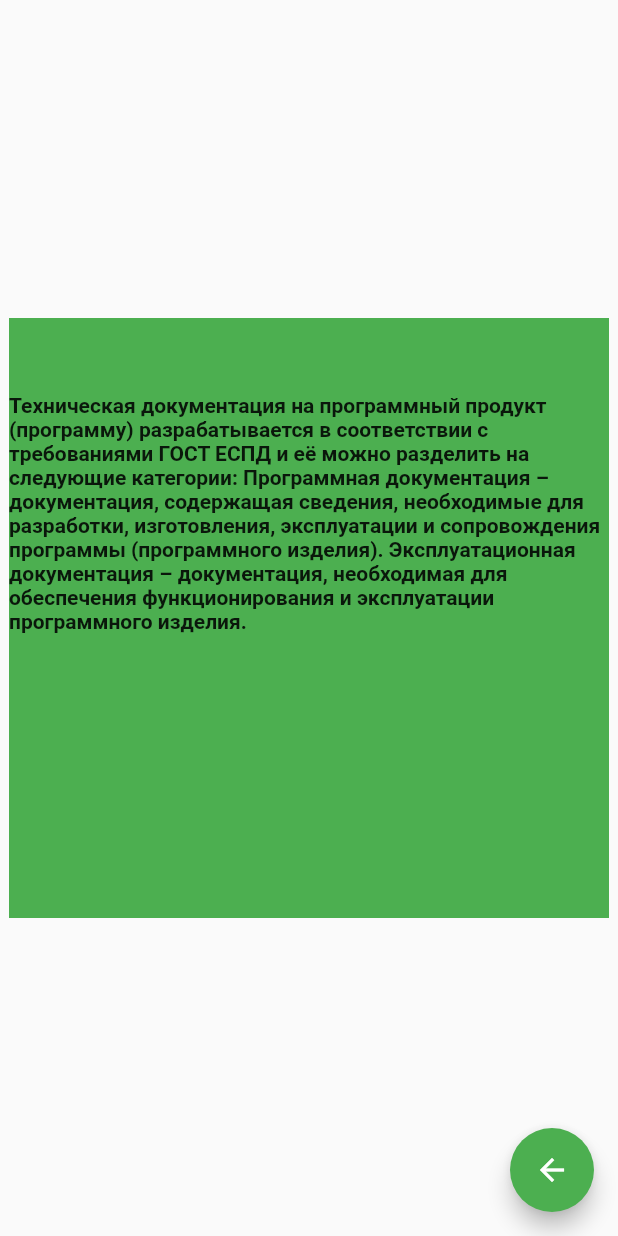
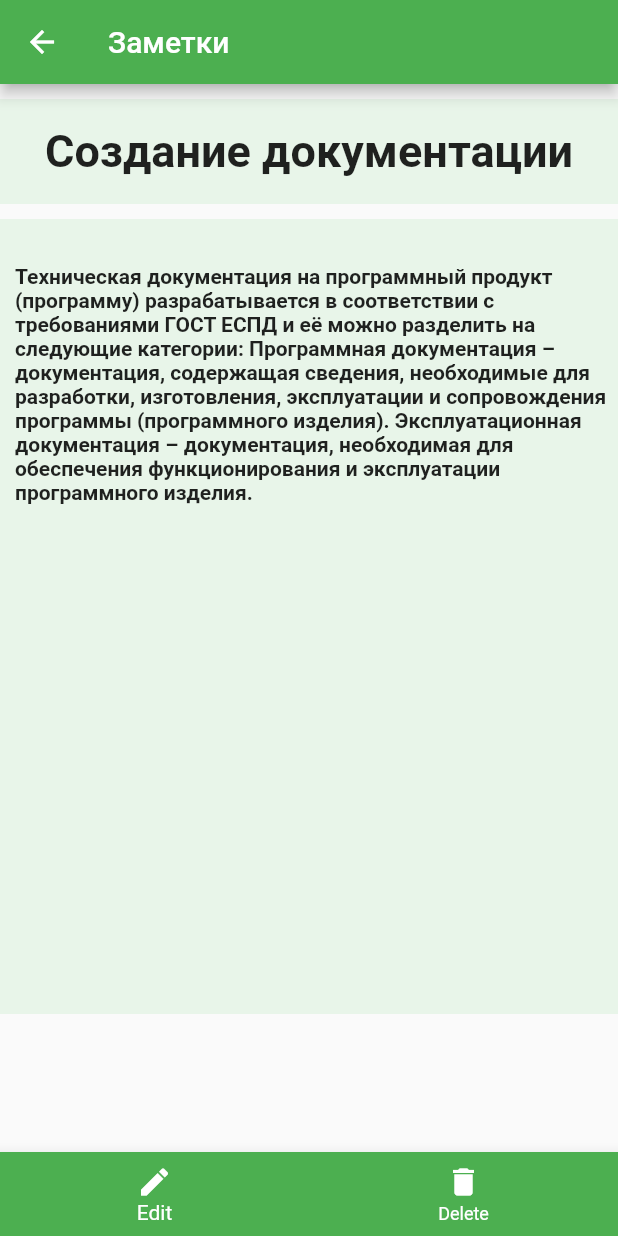
Before and after one commit to mentoster/digital_breakthrough, a Flutter app: the SearchList screen opened directly, after a tap on "Создание документации", on a phone screen of 412 x 824 dp. Run offline on Flutter 3.47's test engine with Material 2 defaults, Android fonts, the phone set to English and light mode, and no system bars; our stand-ins replace curved_navigation_bar; missing offline and left inert: tree_view; network calls fail.

Commit message:
Stable 3.0

```diff
--- a/lib/chat/models/message_model.dart
+++ b/lib/chat/models/message_model.dart
@@ -26,7 +26,7 @@ final User james =
     User(id: 2, name: 'Максим', imageUrl: 'assets/images/james.jpg');
 final User john = User(id: 3, name: 'Влад', imageUrl: 'assets/images/john.jpg');
 final User olivia =
-    User(id: 4, name: 'Дима', imageUrl: 'assets/images/olivia.jpg');
+    User(id: 4, name: 'Лиза', imageUrl: 'assets/images/olivia.jpg');
 final User sam = User(id: 5, name: 'Света', imageUrl: 'assets/images/sam.jpg');
 final User sophia =
     User(id: 6, name: 'Вика', imageUrl: 'assets/images/sophia.jpg');
--- a/lib/chat/screens/chat_screen.dart
+++ b/lib/chat/screens/chat_screen.dart
@@ -138,6 +138,7 @@ class _ChatScreenState extends State<ChatScreen> {
 
   @override
   Widget build(BuildContext context) {
+    //Виджет чата с пользователем
     return Scaffold(
       backgroundColor: Theme.of(context).primaryColor,
       appBar: AppBar(
--- a/lib/chat/screens/home_screen.dart
+++ b/lib/chat/screens/home_screen.dart
@@ -11,7 +11,9 @@ class HomeScreen extends StatefulWidget {
 class _HomeScreenState extends State<HomeScreen> {
   @override
   Widget build(BuildContext context) {
+    //Виджет списка чатов
     return Scaffold(
+      backgroundColor: Colors.green,
       appBar: AppBar(
         leading: IconButton(
           icon: Icon(Icons.menu),
--- a/lib/chat/widgets/recent_chat.dart
+++ b/lib/chat/widgets/recent_chat.dart
@@ -33,7 +33,7 @@ class RecentChats extends StatelessWidget {
                   ),
                 ),
                 child: Container(
-                  margin: EdgeInsets.only(top: 5.0, bottom: 5.0, right: 20.0),
+                  margin: EdgeInsets.only(top: 5.0, bottom: 5.0, right: 5.0),
                   padding:
                       EdgeInsets.symmetric(horizontal: 20.0, vertical: 10.0),
                   decoration: BoxDecoration(
@@ -66,7 +66,7 @@ class RecentChats extends StatelessWidget {
                               ),
                               SizedBox(height: 5.0),
                               Container(
-                                width: 300,
+                                width: 200,
                                 child: Text(
                                   chat.text,
                                   style: TextStyle(
--- a/lib/history.dart
+++ b/lib/history.dart
@@ -4,7 +4,7 @@ class SearchList extends StatefulWidget {
   _SearchListState createState() => new _SearchListState();
 }
 
-//Основной класс поисковой строки со списком
+//Main class of search string
 class _SearchListState extends State<SearchList> {
   Widget appBarTitle = new Text(
     "Search",
@@ -14,12 +14,12 @@ class _SearchListState extends State<SearchList> {
     Icons.search,
     color: Colors.white,
   );
-  //Списки с информацией заметок
+  //Notes information list
   final key = new GlobalKey<ScaffoldState>();
   final TextEditingController _searchQuery = new TextEditingController();
   final List<String> name = [
     "Создание документации",
-    "Обучние",
+    "Обучение",
     "Про курсы",
     "О координации",
     "Про данные"
@@ -74,12 +74,11 @@ class _SearchListState extends State<SearchList> {
 
   @override
   void initState() {
-    //функция определения нажатия поиска
     super.initState();
     _isSearching = false;
   }
 
-//Основной виджет. Содержит основной интерфейс блока "Совещаний"
+// Main Widget. Conntains "meetings" interface
   @override
   Widget build(BuildContext context) {
     return new Scaffold(
@@ -103,7 +102,7 @@ class _SearchListState extends State<SearchList> {
     );
   }
 
-  //Функция поиска
+  // Search
   int _buildSearchList() {
     if (_searchText.isEmpty)
       return name.length;
@@ -113,7 +112,6 @@ class _SearchListState extends State<SearchList> {
     return 0;
   }
 
-  //Построение поисковой строки, ее дизайн
   Widget buildBar(BuildContext context) {
     return new AppBar(
         centerTitle: true,
@@ -149,32 +147,73 @@ class _SearchListState extends State<SearchList> {
         ]);
   }
 
-  //Виджет создания заметок внутри совещаний
   Widget blu(BuildContext context, int index) {
     return Scaffold(
+      appBar: AppBar(
+        title: Text('Заметки'),
+        backgroundColor: Colors.green,
+      ),
       body: Center(
-        child: Container(
-            width: 400.0,
-            height: 400.0,
-            color: Colors.green,
-            padding: new EdgeInsets.only(top: 50.0),
+          child: Column(children: [
+        Container(
+          width: 700.0,
+          height: 70.0,
+          color: Colors.green[50],
+          margin: new EdgeInsets.only(top: 10.0),
+          child: Align(
+            child: Text(
+              name[index],
+              textAlign: TextAlign.center,
+              style: TextStyle(
+                fontSize: 30.0,
+                fontWeight: FontWeight.bold,
+              ),
+            ),
+          ),
+        ),
+        Container(
+            width: 700.0,
+            height: 530.0,
+            color: Colors.green[50],
+            margin: new EdgeInsets.only(top: 10.0),
+            padding: new EdgeInsets.only(top: 30.0, left: 10.0),
             child: Text(
               moreinfo[index],
               textAlign: TextAlign.start,
               style: TextStyle(fontWeight: FontWeight.bold),
             )),
-      ),
-      floatingActionButton: FloatingActionButton(
-        onPressed: () {
-          Navigator.pop(context);
+      ])),
+      bottomNavigationBar: BottomNavigationBar(
+        onTap: (int id) {
+          if (id == 1) {
+            setState(() {
+              name.remove(index);
+              info.remove(index);
+              date.remove(index);
+              moreinfo.remove(index);
+              hash.remove(index);
+            });
+            Navigator.pop(context);
+          }
         },
-        child: Icon(Icons.arrow_back),
+        items: const <BottomNavigationBarItem>[
+          BottomNavigationBarItem(
+            icon: Icon(Icons.create),
+            label: 'Edit',
+          ),
+          BottomNavigationBarItem(
+            icon: Icon(Icons.delete),
+            label: 'Delete',
+          ),
+        ],
         backgroundColor: Colors.green,
+        selectedItemColor: Colors.white,
+        unselectedItemColor: Colors.white,
       ),
     );
   }
 
-  //Виджет построения карточек с заметками
+  // Build Notes
   Widget _buildNotesItem(BuildContext context, int index) {
     return Center(
         child: Card(
@@ -220,7 +259,7 @@ class _SearchListState extends State<SearchList> {
     ));
   }
 
-  //функция состояния поиска
+  // Search state
   void _handleSearchStart() {
     setState(() {
       _isSearching = true;
--- a/lib/main.dart
+++ b/lib/main.dart
@@ -13,7 +13,7 @@ void main() => runApp(new MaterialApp(
       home: new MyApp(),
     ));
 
-// registration
+//User Authorization
 class MyApp extends StatelessWidget {
   String _email;
   String _password;
--- a/lib/main_screen.dart
+++ b/lib/main_screen.dart
@@ -15,11 +15,13 @@ final Color navIconColor = Colors.white;
 
 var id = 0;
 
+//Navigation bar class
 class _BottomNavBarState extends State<BottomNavBar> {
   int _page = 0;
   GlobalKey _bottomNavigationKey = GlobalKey();
   @override
   Widget build(BuildContext context) {
+    // Navigation bar widget
     return Scaffold(
       bottomNavigationBar: CurvedNavigationBar(
         key: _bottomNavigationKey,
@@ -46,7 +48,7 @@ class _BottomNavBarState extends State<BottomNavBar> {
       body: Container(
         child: PageView(
           onPageChanged: (int pg) {
-            _page = pg;
+            //  _page = pg;
           },
           controller: _controller, // assign it to PageView
           children: <Widget>[
@@ -62,7 +64,7 @@ class _BottomNavBarState extends State<BottomNavBar> {
               home: HomeScreen(),
             ),
             SearchList(),
-            Profile(id, "бухгалтерия", true) //пример вкладки
+            Profile(id, "бухгалтерия", true) // Tab example
           ],
         ),
       ),
```
Also changed, not shown: lib/profile.dart (+5 -5 lines), lib/tasks.dart (+121 -29 lines).
